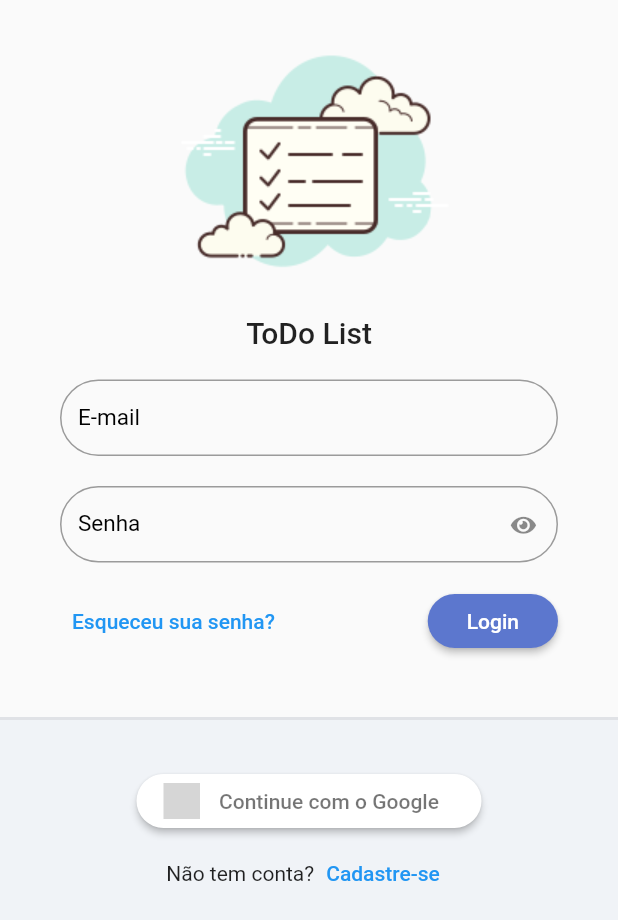
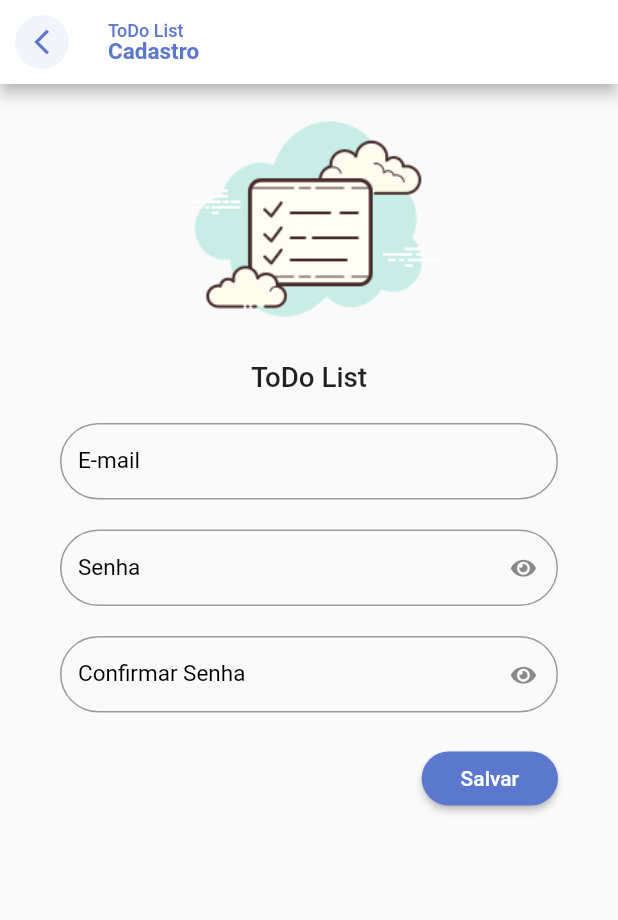
Before and after one commit to andreluizsimoes/todo_app, a Flutter app: the screen it shows after launch, after a tap on "Cadastre-se", on a phone screen of 412 x 824 dp. Shown: the top 920 px of the screen. Run offline on Flutter 3.47's test engine with Material 2 defaults, Android fonts, the phone set to English and light mode, and no system bars; our stand-ins replace flutter_signin_button, google_fonts, sqflite, sqflite_common, synchronized; accounts and stored records are empty; Roboto replaces fonts that are missing (Mandali); grey boxes are pictures that could not be loaded.

Commit message:
tela de cadastro em construção

```diff
--- a/lib/app/modules/auth/auth_module.dart
+++ b/lib/app/modules/auth/auth_module.dart
@@ -2,6 +2,8 @@ import 'package:provider/provider.dart';
 import 'package:todo_list_app/app/core/modules/todo_list_module.dart';
 import 'package:todo_list_app/app/modules/auth/login/login_controller.dart';
 import 'package:todo_list_app/app/modules/auth/login/login_page.dart';
+import 'package:todo_list_app/app/modules/auth/register/register_controller.dart';
+import 'package:todo_list_app/app/modules/auth/register/register_page.dart';
 
 class AuthModule extends TodoListModule {
   AuthModule()
@@ -9,10 +11,14 @@ class AuthModule extends TodoListModule {
           bindings: [
             ChangeNotifierProvider(
               create: (_) => LoginController(),
+            ),
+            ChangeNotifierProvider(
+              create: (_) => RegisterController(),
             )
           ],
           routers: {
             '/login': (context) => LoginPage(),
+            '/register': (context) => RegisterPage(),
           },
         );
 }
--- a/lib/app/modules/auth/login/login_page.dart
+++ b/lib/app/modules/auth/login/login_page.dart
@@ -98,7 +98,10 @@ class LoginPage extends StatelessWidget {
                               children: [
                                 Text('Não tem conta?'),
                                 TextButton(
-                                    onPressed: () {},
+                                    onPressed: () {
+                                      Navigator.of(context)
+                                          .pushNamed('/register');
+                                    },
                                     child: Text('Cadastre-se'))
                               ],
                             )
--- /dev/null
+++ b/lib/app/modules/auth/register/register_controller.dart
@@ -0,0 +1,5 @@
+import 'package:flutter/material.dart';
+
+class RegisterController extends ChangeNotifier {
+
+}
--- /dev/null
+++ b/lib/app/modules/auth/register/register_page.dart
@@ -0,0 +1,99 @@
+import 'package:flutter/material.dart';
+import 'package:todo_list_app/app/core/ui/theme_extensions.dart';
+import 'package:todo_list_app/app/core/widget/todo_list_field.dart';
+import 'package:todo_list_app/app/core/widget/todo_list_logo.dart';
+
+class RegisterPage extends StatelessWidget {
+  const RegisterPage({Key? key}) : super(key: key);
+
+  @override
+  Widget build(BuildContext context) {
+    return Scaffold(
+      appBar: AppBar(
+        title: Column(
+          crossAxisAlignment: CrossAxisAlignment.start,
+          children: [
+            Text(
+              'ToDo List',
+              style: TextStyle(
+                fontSize: 12,
+                color: context.primaryColor,
+              ),
+            ),
+            Text(
+              'Cadastro',
+              style: TextStyle(
+                fontSize: 15,
+                fontWeight: FontWeight.bold,
+                height: 1,
+                color: context.primaryColor,
+              ),
+            ),
+          ],
+        ),
+        backgroundColor: Colors.white,
+        automaticallyImplyLeading: false,
+        leading: IconButton(
+          onPressed: () => Navigator.pop(context),
+          icon: ClipOval(
+            child: Container(
+              color: context.primaryColor.withAlpha(20),
+              padding: EdgeInsets.all(8),
+              child: Icon(
+                Icons.arrow_back_ios_outlined,
+                size: 20,
+                color: context.primaryColor,
+              ),
+            ),
+          ),
+        ),
+      ),
+      body: ListView(
+        children: [
+          Container(
+            height: MediaQuery.of(context).size.width * .5,
+            child: FittedBox(
+              fit: BoxFit.fitHeight,
+              child: TodoListLogo(),
+            ),
+          ),
+          Padding(
+            padding: const EdgeInsets.symmetric(horizontal: 40, vertical: 20),
+            child: Form(
+                child: Column(
+              children: [
+                TodoListField(label: 'E-mail'),
+                const SizedBox(
+                  height: 20,
+                ),
+                TodoListField(label: 'Senha', obscureText: true),
+                const SizedBox(
+                  height: 20,
+                ),
+                TodoListField(label: 'Confirmar Senha', obscureText: true),
+                const SizedBox(
+                  height: 20,
+                ),
+                Align(
+                  alignment: Alignment.bottomRight,
+                  child: ElevatedButton(
+                    onPressed: () {},
+                    style: ElevatedButton.styleFrom(
+                      shape: RoundedRectangleBorder(
+                        borderRadius: BorderRadius.circular(20),
+                      ),
+                    ),
+                    child: Padding(
+                      padding: const EdgeInsets.all(10.0),
+                      child: Text('Salvar'),
+                    ),
+                  ),
+                )
+              ],
+            )),
+          )
+        ],
+      ),
+    );
+  }
+}
```
